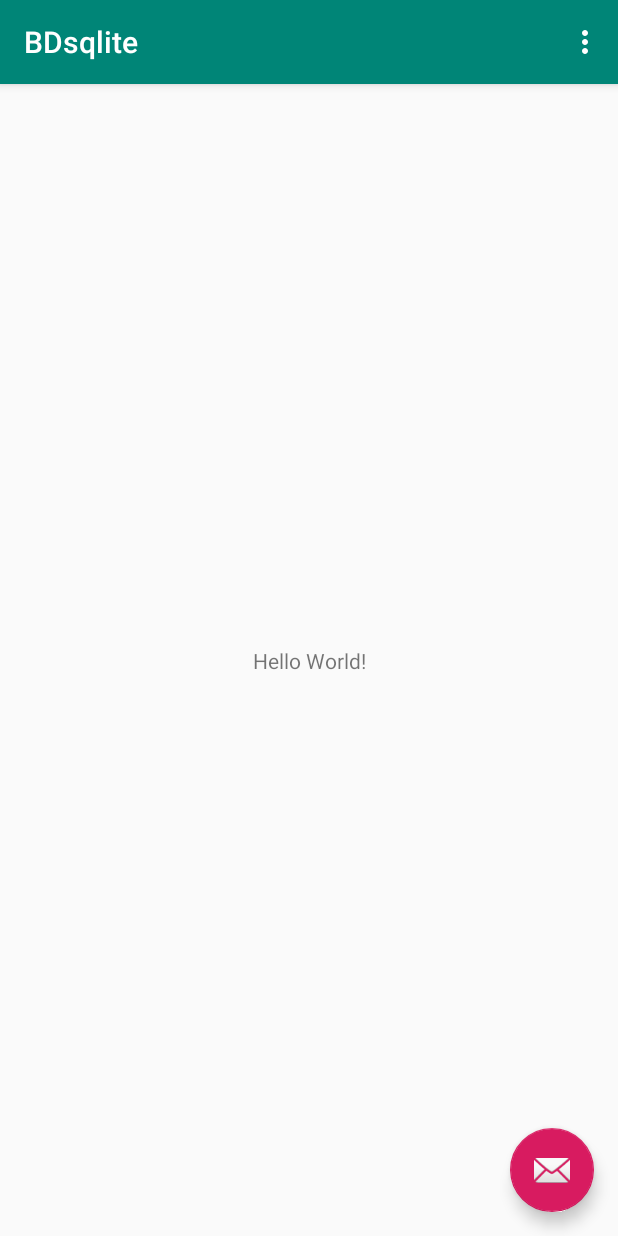
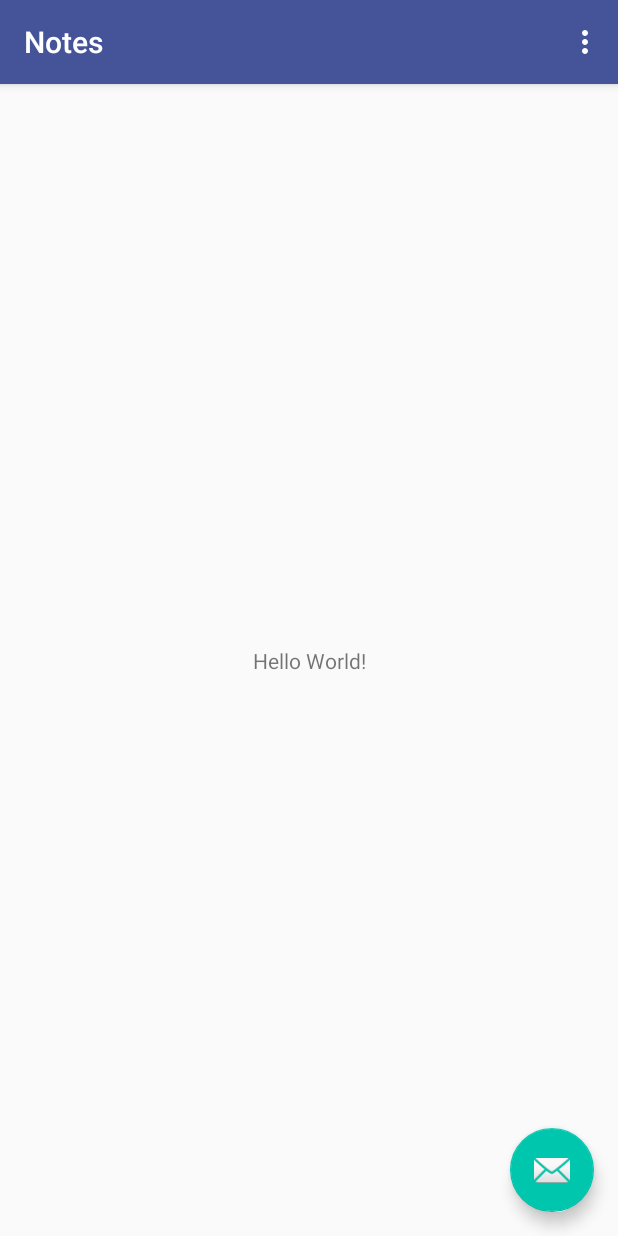
Before and after one commit to reneantoniopalomo/BDsqlite, an Android app: the screen it shows after launch (MainActivity), on a phone screen of 412 x 824 dp. Run offline under Robolectric (Android 15) with nearby library versions, the phone set to English and light mode, and no system bars.

Commit message:
Recursos agregados

```diff
--- a/app/src/main/res/values/colors.xml
+++ b/app/src/main/res/values/colors.xml
@@ -1,6 +1,10 @@
 <?xml version="1.0" encoding="utf-8"?>
 <resources>
-    <color name="colorPrimary">#008577</color>
-    <color name="colorPrimaryDark">#00574B</color>
-    <color name="colorAccent">#D81B60</color>
+    <color name="colorPrimary">#455399</color>
+    <color name="colorPrimaryDark">#455399</color>
+    <color name="colorAccent">#00c6ae</color>
+    <color name="msg_no_notes">#999</color>
+    <color name="hint_enter_note">#89c3c3c3</color>
+    <color name="timestamp">#858585</color>
+    <color name="note_list_text">#232323</color>
 </resources>
```
Also changed, not shown: app/src/main/res/values/dimens.xml (+11 -0 lines), app/src/main/res/values/strings.xml (+7 -2 lines).
